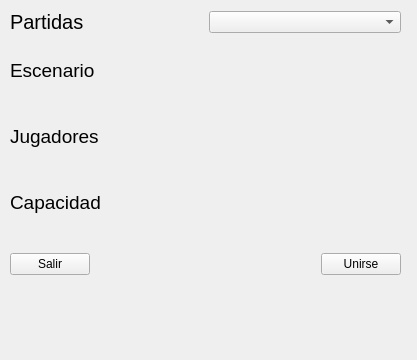
First picture: the form in Client/ui/ui/buscarpartida.ui, repository AbrahamOsco/Worms-Taller-1, before the edit.
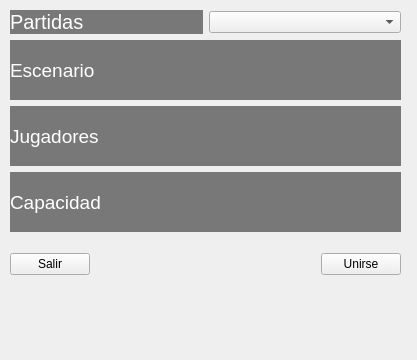
Second picture: the form after the edit.

Commit message: modifico las ventanas de login, crearpartida y buscarpartida para que sean mas amigables a temas oscuros

```diff
--- a/Client/ui/ui/buscarpartida.ui
+++ b/Client/ui/ui/buscarpartida.ui
@@ -32,6 +32,10 @@
           <pointsize>15</pointsize>
          </font>
         </property>
+        <property name="styleSheet">
+         <string notr="true">background-color: rgba(0, 0, 0, 0.5);
+color: #FFFFFF</string>
+        </property>
         <property name="text">
          <string>Partidas</string>
         </property>
@@ -56,6 +60,10 @@
       <property name="toolTip">
        <string>&lt;html&gt;&lt;head/&gt;&lt;body&gt;&lt;p&gt;Escenario de la partida seleccionada&lt;/p&gt;&lt;/body&gt;&lt;/html&gt;</string>
       </property>
+      <property name="styleSheet">
+       <string notr="true">background-color: rgba(0, 0, 0, 0.5);
+color: #FFFFFF</string>
+      </property>
       <property name="text">
        <string>Escenario</string>
       </property>
@@ -71,6 +79,10 @@
       <property name="toolTip">
        <string>&lt;html&gt;&lt;head/&gt;&lt;body&gt;&lt;p&gt;Jugadores actuales de la partida seleccionada&lt;/p&gt;&lt;/body&gt;&lt;/html&gt;</string>
       </property>
+      <property name="styleSheet">
+       <string notr="true">background-color: rgba(0, 0, 0, 0.5);
+color: #FFFFFF</string>
+      </property>
       <property name="text">
        <string>Jugadores</string>
       </property>
@@ -86,6 +98,10 @@
       <property name="toolTip">
        <string>&lt;html&gt;&lt;head/&gt;&lt;body&gt;&lt;p&gt;Cantidad maxima de jugadores de la partida seleccionada&lt;/p&gt;&lt;/body&gt;&lt;/html&gt;</string>
       </property>
+      <property name="styleSheet">
+       <string notr="true">background-color: rgba(0, 0, 0, 0.5);
+color: #FFFFFF</string>
+      </property>
       <property name="text">
        <string>Capacidad</string>
       </property>
```
The commit also changes 2 other files.
